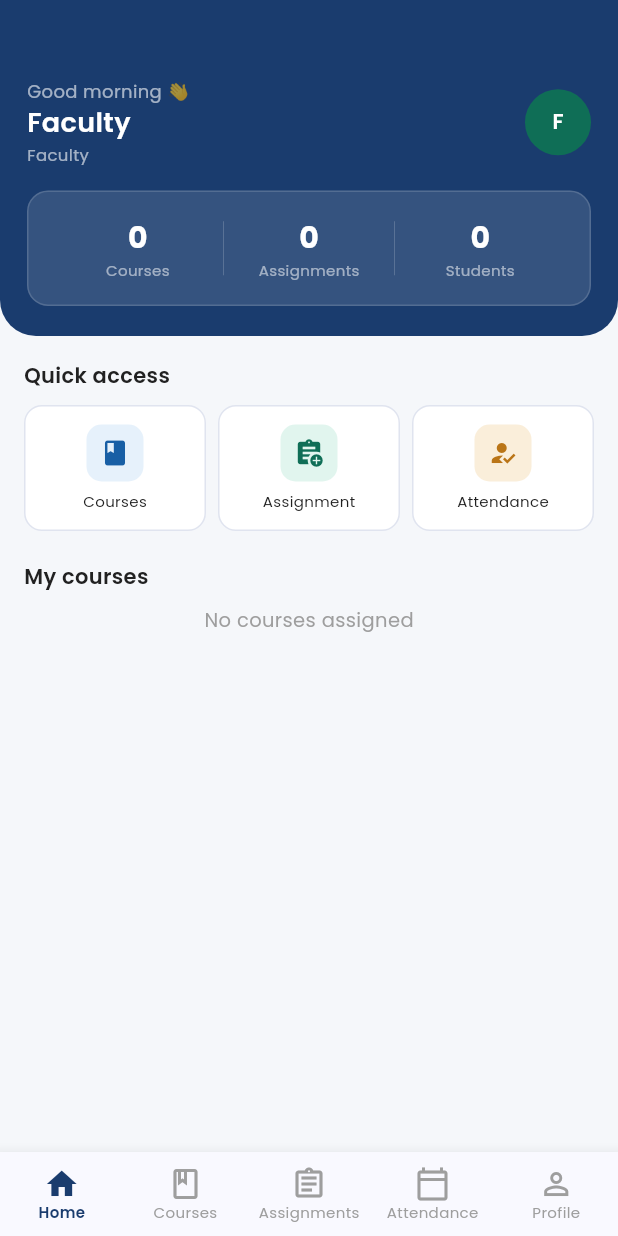
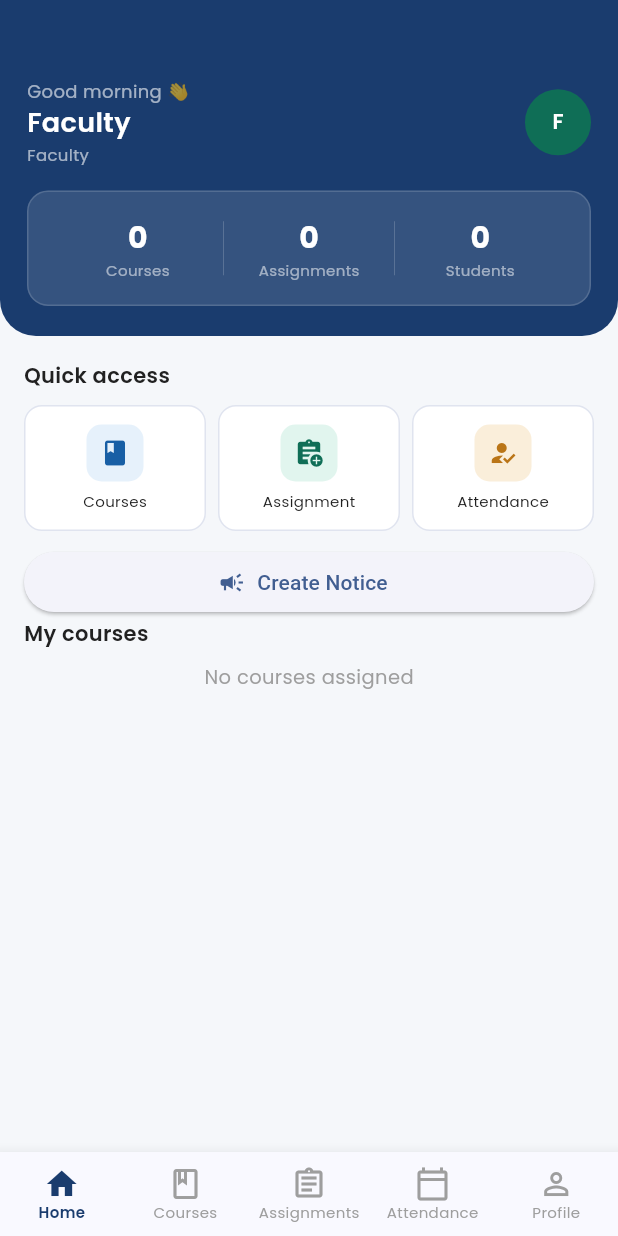
Before and after one commit to MuradAhmedTahmim/CampusHub, a Flutter app: the FacultyHome screen opened directly, on a phone screen of 412 x 824 dp. Run offline on Flutter 3.47's test engine with Material 3 defaults, Android fonts, the phone set to English and light mode, and no system bars; our stand-ins replace firebase_auth, firebase_core, firebase_database, google_fonts; accounts and stored records are empty.

Commit message:
New code added

```diff
--- a/lib/screens/faculty/faculty_home.dart
+++ b/lib/screens/faculty/faculty_home.dart
@@ -259,14 +259,34 @@ class _FacultyHomeContent extends StatelessWidget {
                 const SizedBox(height: 10),
                 Row(
                   children: [
-                    _quickAction(context, Icons.book, 'Courses', const Color(0xFFE6F1FB), const Color(0xFF185FA5), 1),
+                    _quickAction(context, Icons.book, 'Courses',
+                        const Color(0xFFE6F1FB), const Color(0xFF185FA5), 1),
                     const SizedBox(width: 8),
-                    _quickAction(context, Icons.assignment_add, 'Assignment', const Color(0xFFE1F5EE), const Color(0xFF0F6E56), 2),
+                    _quickAction(context, Icons.assignment_add, 'Assignment',
+                        const Color(0xFFE1F5EE), const Color(0xFF0F6E56), 2),
                     const SizedBox(width: 8),
-                    _quickAction(context, Icons.how_to_reg, 'Attendance', const Color(0xFFFAEEDA), const Color(0xFFBA7517), 3),
+                    _quickAction(context, Icons.how_to_reg, 'Attendance',
+                        const Color(0xFFFAEEDA), const Color(0xFFBA7517), 3),
                   ],
                 ),
-                const SizedBox(height: 20),
+
+                const SizedBox(height: 10),
+
+                SizedBox(
+                  width: double.infinity,
+                  child: ElevatedButton.icon(
+                    onPressed: () {
+                      Navigator.push(
+                        context,
+                        MaterialPageRoute(
+                          builder: (_) => const CreateNoticeScreen(),
+                        ),
+                      );
+                    },
+                    icon: const Icon(Icons.campaign),
+                    label: const Text('Create Notice'),
+                  ),
+                ),
 
                 // My courses
                 Text('My courses',
```
